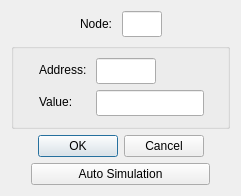
The window that omodscan/dialogs/dialogwriteholdingregister.ui (sanny32/OpenModScan) describes before a commit, drawn with Qt 5.
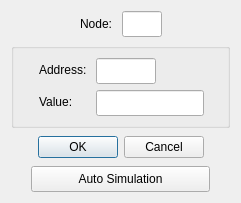
The same window after the commit. Custom widgets are drawn as their Qt base class.

The edit to the form file:
```diff
--- a/omodscan/dialogs/dialogwriteholdingregister.ui
+++ b/omodscan/dialogs/dialogwriteholdingregister.ui
@@ -139,6 +139,12 @@
    </item>
    <item>
     <widget class="QDialogButtonBox" name="buttonBox">
+     <property name="minimumSize">
+      <size>
+       <width>0</width>
+       <height>26</height>
+      </size>
+     </property>
      <property name="orientation">
       <enum>Qt::Orientation::Horizontal</enum>
      </property>
@@ -170,6 +176,12 @@
      </item>
      <item>
       <widget class="QPushButton" name="pushButtonSimulation">
+       <property name="minimumSize">
+        <size>
+         <width>0</width>
+         <height>26</height>
+        </size>
+       </property>
        <property name="text">
         <string>Auto Simulation</string>
        </property>
```
